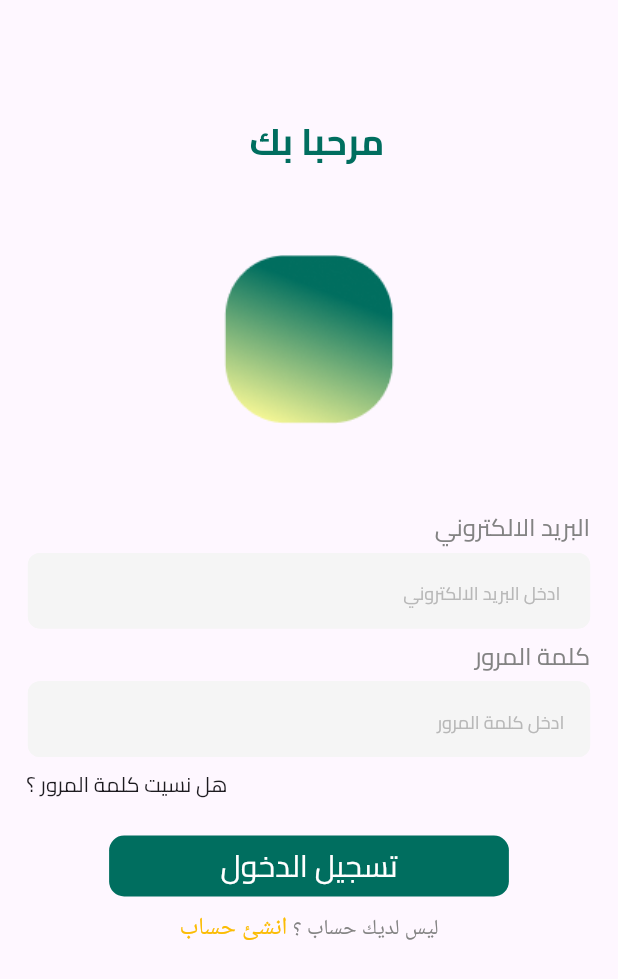
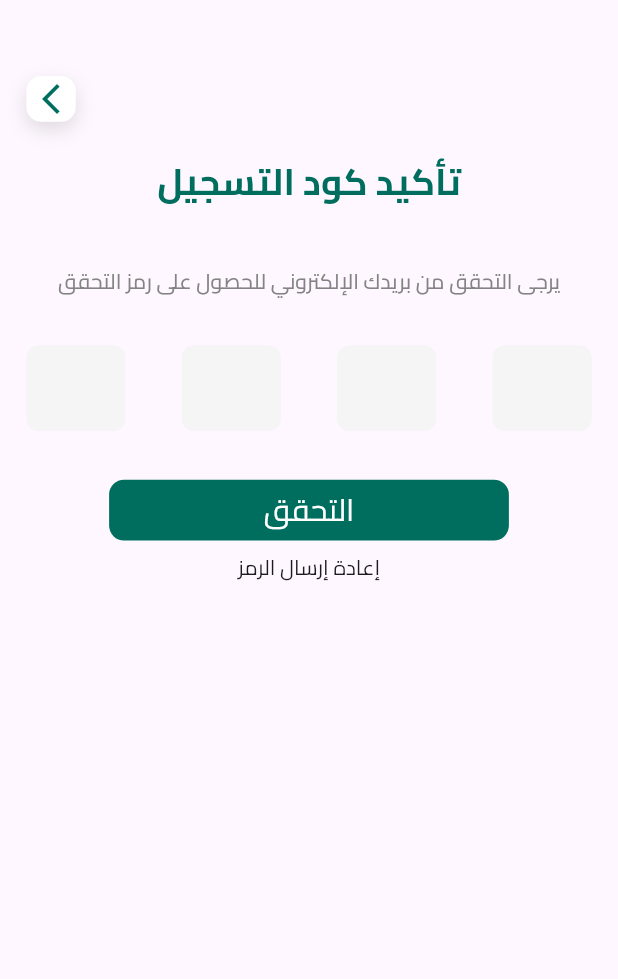
Before and after one commit to AhmedSlman/Mandopy, a Flutter app: the screen it shows after launch, on a phone screen of 412 x 824 dp. Shown: the top 979 px of the screen. Run offline on Flutter 3.47's test engine with Material 3 defaults, Android fonts, the phone set to English and light mode, and no system bars; our stand-ins replace dio, flutter_screenutil, get_it, go_router, shared_preferences.

Commit message:
auth ui done

```diff
--- a/lib/core/common/widgets/custom_app_bar.dart
+++ b/lib/core/common/widgets/custom_app_bar.dart
@@ -11,16 +11,18 @@ class CustomAppBar extends StatelessWidget {
     this.iconright,
     this.onPressedLeft,
     this.onPressedRight,
+    this.padding,
   });
   final String title;
   final IconData? iconleft;
   final IconData? iconright;
   final VoidCallback? onPressedLeft;
   final VoidCallback? onPressedRight;
+  final double? padding;
   @override
   Widget build(BuildContext context) {
     return Padding(
-      padding: EdgeInsets.only(top: 70.h),
+      padding: EdgeInsets.only(top: padding ?? 70.h, bottom: 16.h),
       child: Row(
         mainAxisAlignment: MainAxisAlignment.spaceBetween,
         children: [
--- /dev/null
+++ b/lib/core/common/widgets/custom_icon_back.dart
@@ -0,0 +1,43 @@
+import 'package:flutter/material.dart';
+import 'package:flutter_screenutil/flutter_screenutil.dart';
+import 'package:mandopy/core/theme/app_colors.dart';
+
+class CustomIconBackWidget extends StatelessWidget {
+  const CustomIconBackWidget({
+    super.key,
+    this.onPressed,
+  });
+  final VoidCallback? onPressed;
+
+  @override
+  Widget build(BuildContext context) {
+    return Padding(
+      padding: EdgeInsets.only(top: 50.h, left: 16.w),
+      child: Align(
+        alignment: Alignment.centerLeft,
+        child: GestureDetector(
+          onTap: onPressed,
+          child: Container(
+            height: 30.h,
+            width: 30.w,
+            decoration: BoxDecoration(
+              color: AppColors.white,
+              borderRadius: BorderRadius.circular(10),
+              boxShadow: const [
+                BoxShadow(
+                  color: Colors.black12,
+                  blurRadius: 10,
+                  offset: Offset(0, 5),
+                ),
+              ],
+            ),
+            child: const Icon(
+              Icons.arrow_forward_ios_outlined,
+              color: AppColors.primaryColor,
+            ),
+          ),
+        ),
+      ),
+    );
+  }
+}
--- a/lib/core/routes/app_routers.dart
+++ b/lib/core/routes/app_routers.dart
@@ -1,6 +1,9 @@
 import 'package:go_router/go_router.dart';
 import 'package:mandopy/core/routes/router_names.dart';
+import 'package:mandopy/src/features/auth/presentation/views/forget_password.dart';
 import 'package:mandopy/src/features/auth/presentation/views/login_view.dart';
+import 'package:mandopy/src/features/auth/presentation/views/otp_code.dart';
+import 'package:mandopy/src/features/auth/presentation/views/reset_password.dart';
 import 'package:mandopy/src/features/auth/presentation/views/sigin_up_view.dart';
 import 'package:mandopy/src/splach.dart';
 
@@ -18,5 +21,17 @@ final GoRouter router = GoRouter(
       path: RouterNames.login,
       builder: (context, state) => const LoginView(),
     ),
+    GoRoute(
+      path: RouterNames.forgetPassword,
+      builder: (context, state) => const ForgetPasswordView(),
+    ),
+    GoRoute(
+      path: RouterNames.resetPassword,
+      builder: (context, state) => const ResetPasswordView(),
+    ),
+    GoRoute(
+      path: RouterNames.otp,
+      builder: (context, state) => OtpCodeView(),
+    ),
   ],
 );
--- a/lib/core/routes/router_names.dart
+++ b/lib/core/routes/router_names.dart
@@ -1,5 +1,8 @@
 abstract class RouterNames {
   static const String splash = '/1';
-  static const String login = '/';
+  static const String login = '/22';
   static const String signup = '/2';
+  static const String forgetPassword = '/32';
+  static const String resetPassword = '/g';
+  static const String otp = '/';
 }
--- a/lib/core/utils/app_strings.dart
+++ b/lib/core/utils/app_strings.dart
@@ -4,14 +4,24 @@ abstract class AppStrings {
       welcom = "مرحبا بك  ",
       signIn = "تسجيل الدخول",
       donotHaveAnAccount = "ليس لديك حساب ؟ ",
+      resendCode = "إعادة إرسال الرمز",
       creatAcount = "انشئ حساب",
       hintName = "ادخل اسمك ثلاثي",
       emailHint = " ادخل البريد الالكتروني",
       hintPassword = "ادخل كلمة المرور",
       hintConfirmPassword = "ادخل كلمة المرور مرة اخري",
+      confirmOtp = "تأكيد كود التسجيل",
+      otpMessage = "يرجى التحقق من بريدك الإلكتروني للحصول على رمز التحقق",
       email = "البريد الالكتروني",
+      forgetPasswordMessage =
+          'أدخل حساب بريدك الإلكتروني لإعادة تعيين كلمة المرور الخاصة بك.',
       name = "الاسم",
       password = "كلمة المرور",
+      newPassword = "كلمة المرور الجديدة",
+      confirmNewPassword = "تأكيد كلمة المرور الجديدة",
+      resetPassword = "إعادة تعيين كلمة المرور",
+      confirm = "تأكيد",
+      send = "ارسال",
       confirmPassword = "تأكيد كلمة المرور",
       forgetPassword = "هل نسيت كلمة المرور ؟",
       confirmationCode = "كود التسجيل",
--- a/lib/src/features/auth/presentation/componants/login_form.dart
+++ b/lib/src/features/auth/presentation/componants/login_form.dart
@@ -23,7 +23,9 @@ class LoginForm extends StatelessWidget {
           hintText: AppStrings.hintPassword,
           validator: Validator.validatePassword,
         ),
-        const ForgetPasswordWidget(),
+        const CustomTextButton(
+          text: AppStrings.forgetPassword,
+        ),
         CustomButton(
           text: AppStrings.signIn,
           onPressed: () {},
--- /dev/null
+++ b/lib/src/features/auth/presentation/views/forget_password.dart
@@ -0,0 +1,38 @@
+import 'package:flutter/material.dart';
+import 'package:mandopy/core/common/functions/validator.dart';
+import 'package:mandopy/core/common/widgets/custom_app_bar.dart';
+import 'package:mandopy/core/common/widgets/custom_btn.dart';
+import 'package:mandopy/core/common/widgets/custom_icon_back.dart';
+import 'package:mandopy/core/utils/app_strings.dart';
+import 'package:mandopy/core/utils/app_styles.dart';
+import 'package:mandopy/src/features/auth/presentation/widgets/auth_text_form_field.dart';
+import 'package:mandopy/src/features/auth/presentation/widgets/forget_password_message.dart';
+
+class ForgetPasswordView extends StatelessWidget {
+  const ForgetPasswordView({super.key});
+
+  @override
+  Widget build(BuildContext context) {
+    return Scaffold(
+      body: Column(
+        mainAxisAlignment: MainAxisAlignment.start,
+        children: [
+          const CustomIconBackWidget(),
+          const CustomAppBar(title: AppStrings.forgetPassword, padding: 16),
+          const ForgetPasswordMessage(
+            message: AppStrings.forgetPasswordMessage,
+          ),
+          const AuthTextFormField(
+            titleOfField: AppStrings.email,
+            hintText: AppStrings.emailHint,
+            validator: Validator.validateEmail,
+          ),
+          CustomButton(
+            text: AppStrings.send,
+            onPressed: () {},
+          ),
+        ],
+      ),
+    );
+  }
+}
--- /dev/null
+++ b/lib/src/features/auth/presentation/views/otp_code.dart
@@ -0,0 +1,36 @@
+import 'package:flutter/material.dart';
+import 'package:flutter_screenutil/flutter_screenutil.dart';
+import 'package:mandopy/core/common/widgets/custom_app_bar.dart';
+import 'package:mandopy/core/common/widgets/custom_btn.dart';
+import 'package:mandopy/core/common/widgets/custom_icon_back.dart';
+import 'package:mandopy/core/utils/app_strings.dart';
+import 'package:mandopy/src/features/auth/presentation/widgets/custom_otp_fields.dart';
+import 'package:mandopy/src/features/auth/presentation/widgets/forget_password.dart';
+import 'package:mandopy/src/features/auth/presentation/widgets/forget_password_message.dart';
+
+class OtpCodeView extends StatelessWidget {
+  OtpCodeView({super.key});
+  final List<TextEditingController> controllers =
+      List.generate(4, (index) => TextEditingController());
+
+  @override
+  Widget build(BuildContext context) {
+    return Scaffold(
+      body: Column(
+        children: [
+          const CustomIconBackWidget(),
+          CustomAppBar(title: AppStrings.confirmOtp, padding: 16.h),
+          const ForgetPasswordMessage(message: AppStrings.otpMessage),
+          CustomOTPFields(
+            controllers: controllers,
+          ),
+          CustomButton(text: 'التحقق', onPressed: () {}),
+          const CustomTextButton(
+            text: AppStrings.resendCode,
+            alignment: Alignment.center,
+          ),
+        ],
+      ),
+    );
+  }
+}
--- /dev/null
+++ b/lib/src/features/auth/presentation/views/reset_password.dart
@@ -0,0 +1,36 @@
+import 'package:flutter/material.dart';
+import 'package:flutter_screenutil/flutter_screenutil.dart';
+import 'package:mandopy/core/common/widgets/custom_app_bar.dart';
+import 'package:mandopy/core/common/widgets/custom_btn.dart';
+import 'package:mandopy/core/common/widgets/custom_icon_back.dart';
+import 'package:mandopy/core/utils/app_strings.dart';
+import 'package:mandopy/src/features/auth/presentation/widgets/auth_text_form_field.dart';
+import 'package:mandopy/src/features/auth/presentation/widgets/forget_password_message.dart';
+
+class ResetPasswordView extends StatelessWidget {
+  const ResetPasswordView({super.key});
+
+  @override
+  Widget build(BuildContext context) {
+    return Scaffold(
+      body: Column(
+        children: [
+          const CustomIconBackWidget(),
+          CustomAppBar(title: AppStrings.resetPassword, padding: 16.h),
+          const AuthTextFormField(
+            titleOfField: AppStrings.newPassword,
+            hintText: AppStrings.hintPassword,
+          ),
+          const AuthTextFormField(
+            titleOfField: AppStrings.confirmNewPassword,
+            hintText: AppStrings.hintConfirmPassword,
+          ),
+          CustomButton(
+            text: AppStrings.confirm,
+            onPressed: () {},
+          ),
+        ],
+      ),
+    );
+  }
+}
--- /dev/null
+++ b/lib/src/features/auth/presentation/widgets/custom_otp_fields.dart
@@ -0,0 +1,56 @@
+import 'package:flutter/material.dart';
+import 'package:flutter_screenutil/flutter_screenutil.dart';
+import 'package:mandopy/core/theme/app_colors.dart';
+import 'package:mandopy/core/utils/app_styles.dart';
+
+class CustomOTPFields extends StatelessWidget {
+  final List<TextEditingController> controllers;
+  final FormFieldValidator<String>? validator;
+
+  const CustomOTPFields({
+    super.key,
+    required this.controllers,
+    this.validator,
+  });
+
+  @override
+  Widget build(BuildContext context) {
+    return Padding(
+      padding: EdgeInsets.symmetric(horizontal: 16.0.w, vertical: 16.0.h),
+      child: Row(
+        mainAxisAlignment: MainAxisAlignment.spaceBetween,
+        children: List.generate(4, (index) {
+          return SizedBox(
+            width: 60.w,
+            child: TextFormField(
+              controller: controllers[index],
+              obscureText: false,
+              maxLength: 1,
+              textAlign: TextAlign.center,
+              decoration: InputDecoration(
+                contentPadding: EdgeInsets.symmetric(
+                  vertical: 15.0.w,
+                  horizontal: 16.0.w,
+                ),
+                fillColor: AppColors.lightGrey,
+                filled: true,
+                border: InputBorder.none,
+                enabledBorder: OutlineInputBorder(
+                  borderSide: const BorderSide(color: AppColors.lightGrey),
+                  borderRadius: BorderRadius.circular(8.0),
+                ),
+                focusedBorder: OutlineInputBorder(
+                  borderSide: const BorderSide(color: AppColors.primaryColor),
+                  borderRadius: BorderRadius.circular(8.0),
+                ),
+                counterText: '',
+              ),
+              keyboardType: TextInputType.number,
+              validator: validator ?? (value) => null,
+            ),
+          );
+        }),
+      ),
+    );
+  }
+}
--- a/lib/src/features/auth/presentation/widgets/forget_password.dart
+++ b/lib/src/features/auth/presentation/widgets/forget_password.dart
@@ -3,17 +3,20 @@ import 'package:flutter/material.dart';
 import 'package:flutter_screenutil/flutter_screenutil.dart';
 import 'package:mandopy/core/utils/app_strings.dart';
 
-class ForgetPasswordWidget extends StatelessWidget {
-  const ForgetPasswordWidget({super.key});
-
+class CustomTextButton extends StatelessWidget {
+  const CustomTextButton(
+      {super.key, this.onPressed, required this.text, this.alignment});
+  final VoidCallback? onPressed;
+  final String text;
+  final AlignmentGeometry? alignment;
   @override
   Widget build(BuildContext context) {
     return Padding(
       padding: EdgeInsets.symmetric(vertical: 8.0.h, horizontal: 16.0.w),
-      child: const Align(
-        alignment: Alignment.centerLeft,
+      child: Align(
+        alignment: alignment ?? Alignment.centerLeft,
         child: Text(
-          AppStrings.forgetPassword,
+          text,
         ),
       ),
     );
--- /dev/null
+++ b/lib/src/features/auth/presentation/widgets/forget_password_message.dart
@@ -0,0 +1,24 @@
+import 'package:flutter/material.dart';
+import 'package:flutter_screenutil/flutter_screenutil.dart';
+import 'package:mandopy/core/utils/app_strings.dart';
+import 'package:mandopy/core/utils/app_styles.dart';
+
+class ForgetPasswordMessage extends StatelessWidget {
+  const ForgetPasswordMessage({
+    super.key,
+    required this.message,
+  });
+  final String message;
+
+  @override
+  Widget build(BuildContext context) {
+    return Padding(
+      padding: EdgeInsets.symmetric(vertical: 16.h, horizontal: 16.w),
+      child: Text(
+        message,
+        style: AppStyles.s14,
+        textAlign: TextAlign.center,
+      ),
+    );
+  }
+}
--- a/lib/src/splach.dart
+++ b/lib/src/splach.dart
@@ -1,4 +1,5 @@
 import 'package:flutter/material.dart';
+import 'package:mandopy/src/features/auth/presentation/widgets/app_logo.dart';
 
 class SplashView extends StatelessWidget {
   const SplashView({super.key});
@@ -7,7 +8,7 @@ class SplashView extends StatelessWidget {
   Widget build(BuildContext context) {
     return const Scaffold(
       body: Center(
-        child: Text('Splash Screen'),
+        child: AppLogoWidget(),
       ),
     );
   }
--- a/pubspec.yaml
+++ b/pubspec.yaml
@@ -19,6 +19,7 @@ dependencies:
   flutter_screenutil: ^5.9.3
   get_it: ^8.0.0
   go_router: ^14.2.8
+  pin_code_fields: ^8.0.1
   shared_preferences: ^2.2.3
 
 dev_dependencies:
```
Also changed, not shown: pubspec.lock.
